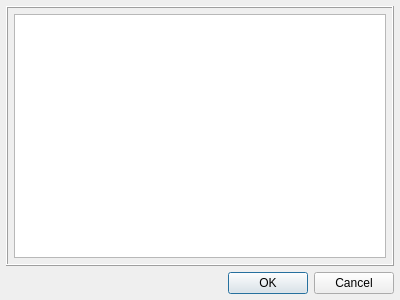
Before: the Qt Designer form cliphist2/edititem.ui in mneuroth/Cliphist2, drawn with Qt 5.
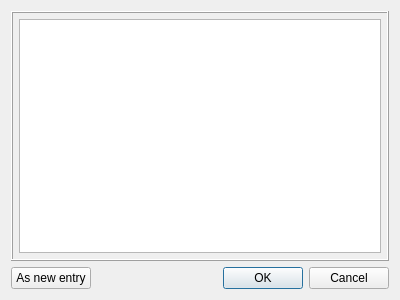
After: the same form once the commit is applied.

Commit message: Added possibility to edit a entry and add this entry as a new item in the list

Patch:
```diff
--- a/cliphist2/edititem.ui
+++ b/cliphist2/edititem.ui
@@ -14,10 +14,7 @@
    <string>Edit item</string>
   </property>
   <layout class="QGridLayout" name="gridLayout">
-   <property name="margin">
-    <number>6</number>
-   </property>
-   <item row="0" column="0">
+   <item row="0" column="0" colspan="2">
     <widget class="QFrame" name="frame">
      <property name="frameShape">
       <enum>QFrame::Box</enum>
@@ -42,7 +39,7 @@
      </layout>
     </widget>
    </item>
-   <item row="1" column="0">
+   <item row="1" column="1">
     <widget class="QDialogButtonBox" name="buttonBox">
      <property name="orientation">
       <enum>Qt::Horizontal</enum>
@@ -52,6 +49,13 @@
      </property>
     </widget>
    </item>
+   <item row="1" column="0">
+    <widget class="QPushButton" name="btnAsNewEntry">
+     <property name="text">
+      <string>As new entry</string>
+     </property>
+    </widget>
+   </item>
   </layout>
  </widget>
  <resources/>
```
Left out of the diff: 27 changed lines with no effect on the pictures. The commit also changes 2 other files.
